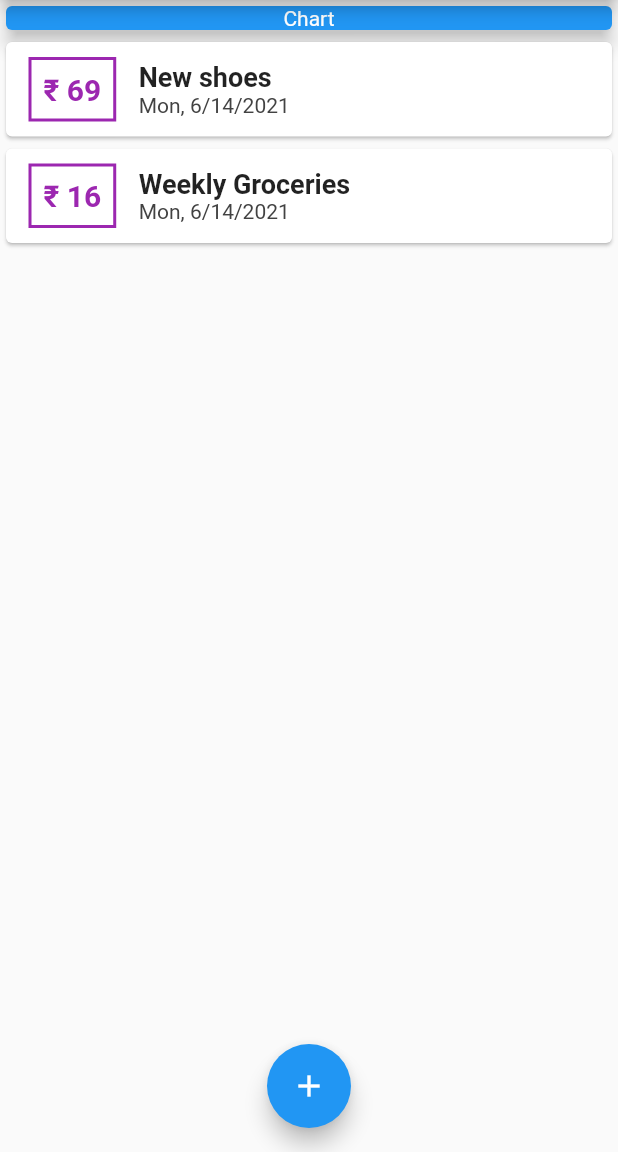
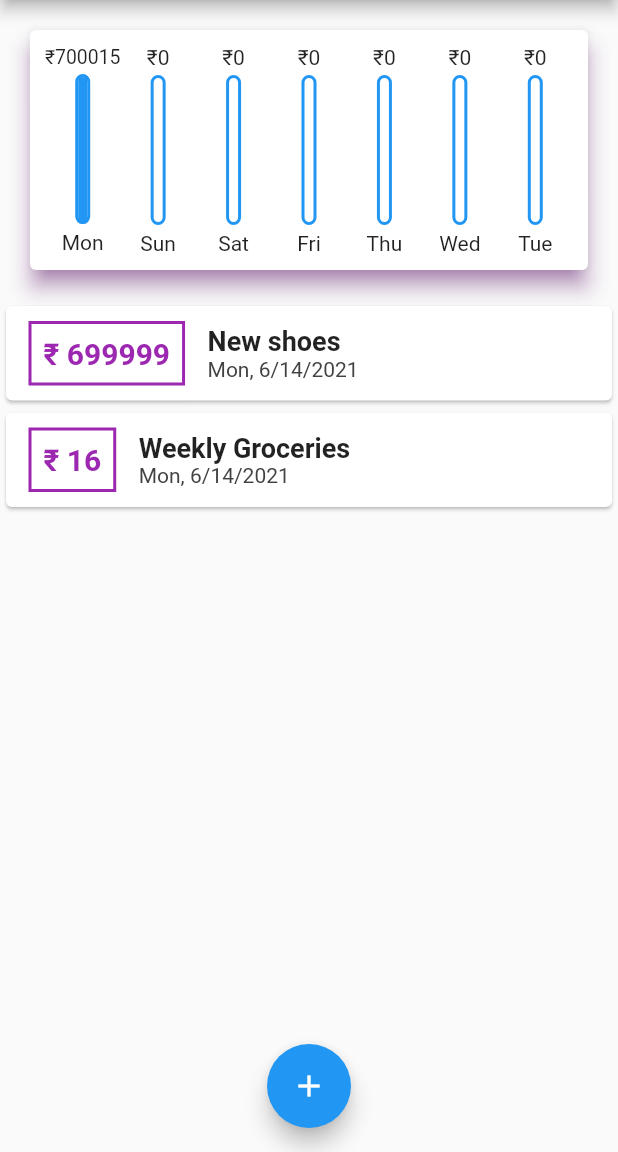
Before and after one commit to prateek-aher/Academind-FlutterCourse, a Flutter app: the screen it shows after launch, on a phone screen of 412 x 824 dp, the part 84-1236 px from its top. Run offline on Flutter 3.47's test engine with Material 2 defaults, Android fonts, the phone set to English and light mode, and no system bars.

Commit message:
Personal Expenses Tracker : Bar chart

```diff
--- a/personal_expenses_app/lib/app.dart
+++ b/personal_expenses_app/lib/app.dart
@@ -15,7 +15,7 @@ class _AppState extends State<App> {
       dateTime: DateTime.now(),
       id: 't1',
       title: 'New shoes',
-      amount: 69,
+      amount: 699999,
     ),
     Transaction(
       amount: 16,
@@ -24,6 +24,10 @@ class _AppState extends State<App> {
       title: 'Weekly Groceries',
     ),
   ];
+  List<Transaction> get _recentTransactions => _userTransactions
+      .where((element) =>
+          element.dateTime.isAfter(DateTime.now().subtract(Duration(days: 7))))
+      .toList();
 
   void _addNewTransaction(String title, int amount) {
     final Transaction newtx = Transaction(
@@ -67,7 +71,7 @@ class _AppState extends State<App> {
           crossAxisAlignment: CrossAxisAlignment.stretch,
           children: <Widget>[
             // chart
-            Chart(),
+            Chart(_recentTransactions),
             TransactionsList(_userTransactions),
           ],
         ),
--- a/personal_expenses_app/lib/widgets/chart.dart
+++ b/personal_expenses_app/lib/widgets/chart.dart
@@ -1,23 +1,56 @@
+import 'package:flutter/cupertino.dart';
 import 'package:flutter/material.dart';
+import 'package:personal_expenses_app/models/transaction.dart';
+import 'package:intl/intl.dart';
+import 'package:personal_expenses_app/widgets/chart_bar.dart';
 
 class Chart extends StatelessWidget {
-  const Chart({
-    Key key,
-  }) : super(key: key);
+  final List<Transaction> recentTransactions;
+  Chart(this.recentTransactions);
+  List<Map<String, dynamic>> get groupedTransactionValues =>
+      List.generate(7, (index) {
+        final weekDay = DateTime.now().subtract(Duration(days: index));
+        int totalSum = 0;
+        for (var i in recentTransactions) {
+          if (i.dateTime.day == weekDay.day &&
+              i.dateTime.month == weekDay.month &&
+              i.dateTime.year == weekDay.year) {
+            totalSum += i.amount;
+          }
+        }
+        return {
+          'day': DateFormat.E().format(weekDay),
+          'amount': totalSum,
+        };
+      });
+  int get totalSpending => groupedTransactionValues.fold(
+      0, (sum, element) => sum + element['amount']);
 
   @override
   Widget build(BuildContext context) {
+    print(groupedTransactionValues);
     return Card(
-      color: Colors.blue,
+      elevation: 6.0,
+      shadowColor: Colors.purple,
+      margin: EdgeInsets.all(20),
+      color: Colors.white,
       child: Container(
-        width: double.infinity,
-        child: Text(
-          'Chart',
-          style: TextStyle(color: Colors.white),
-          textAlign: TextAlign.center,
+        padding: EdgeInsets.all(10),
+        child: Row(
+          mainAxisAlignment: MainAxisAlignment.spaceEvenly,
+          children: groupedTransactionValues
+              .map((e) => Flexible(
+                    fit: FlexFit.tight,
+                    child: ChartBar(
+                      label: e['day'],
+                      spendingAmount: e['amount'],
+                      spendingPctOfTotal:
+                          totalSpending == 0 ? 0 : e['amount'] / totalSpending,
+                    ),
+                  ))
+              .toList(),
         ),
       ),
-      elevation: 5.0,
     );
   }
 }
--- /dev/null
+++ b/personal_expenses_app/lib/widgets/chart_bar.dart
@@ -0,0 +1,43 @@
+import 'package:flutter/material.dart';
+
+class ChartBar extends StatelessWidget {
+  final String label;
+  final int spendingAmount;
+  final double spendingPctOfTotal;
+
+  const ChartBar(
+      {@required this.label,
+      @required this.spendingAmount,
+      @required this.spendingPctOfTotal})
+      : assert(spendingPctOfTotal != null
+            ? spendingPctOfTotal <= 1.0 && spendingPctOfTotal >= 0.0
+            : true);
+
+  @override
+  Widget build(BuildContext context) {
+    int width = 10;
+    return Column(
+      children: [
+        FittedBox(fit: BoxFit.fitWidth, child: Text('\u{20b9}$spendingAmount')),
+        SizedBox(height: 4),
+        Container(
+          decoration: BoxDecoration(
+            border: Border.all(color: Theme.of(context).primaryColor, width: 2),
+            color: Colors.white,
+            borderRadius: BorderRadius.circular(width / 2),
+          ),
+          height: 100,
+          width: width.toDouble(),
+          alignment: Alignment(0, 1),
+          child: Container(
+            height: spendingPctOfTotal * 100,
+            width: double.infinity,
+            color: Theme.of(context).primaryColor,
+          ),
+        ),
+        SizedBox(height: 4),
+        Text(label),
+      ],
+    );
+  }
+}
```
